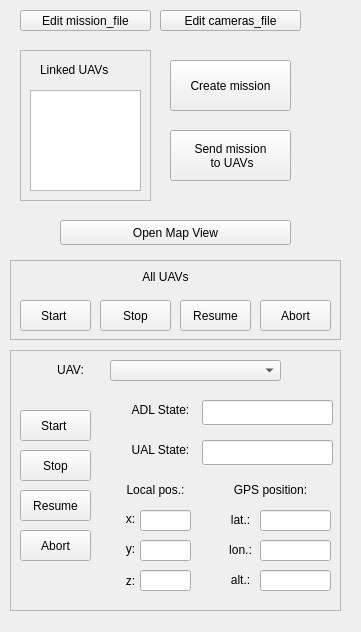
The window that src/gcs_plugin.ui (AlejandroCastillejo/safedrone_gui) describes before a commit, drawn with Qt 5.
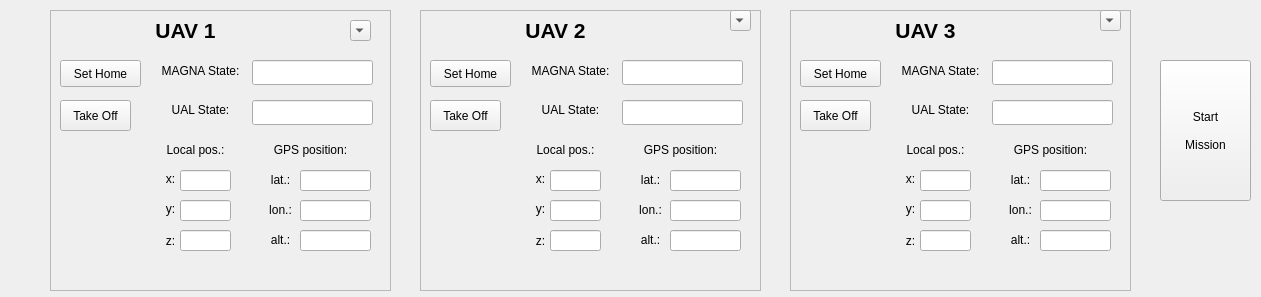
The same window after the commit.

What changed in the file:
```diff
--- a/src/gcs_plugin.ui
+++ b/src/gcs_plugin.ui
@@ -6,247 +6,59 @@
    <rect>
     <x>0</x>
     <y>0</y>
-    <width>361</width>
-    <height>632</height>
+    <width>1261</width>
+    <height>297</height>
    </rect>
   </property>
   <property name="windowTitle">
    <string>Form</string>
   </property>
-  <widget class="QPushButton" name="pushButton_CreateMission">
+  <widget class="QFrame" name="MissionControl_1">
    <property name="geometry">
     <rect>
-     <x>170</x>
-     <y>60</y>
-     <width>121</width>
-     <height>51</height>
+     <x>50</x>
+     <y>10</y>
+     <width>341</width>
+     <height>281</height>
     </rect>
    </property>
-   <property name="text">
-    <string>Create mission</string>
-   </property>
-  </widget>
-  <widget class="QFrame" name="MissionControl">
-   <property name="geometry">
-    <rect>
-     <x>10</x>
-     <y>260</y>
-     <width>331</width>
-     <height>80</height>
-    </rect>
-   </property>
    <property name="frameShape">
     <enum>QFrame::StyledPanel</enum>
    </property>
    <property name="frameShadow">
     <enum>QFrame::Raised</enum>
    </property>
-   <widget class="QPushButton" name="pushButton_StartMission">
+   <widget class="QPushButton" name="pushButton_TakeOff_1">
     <property name="geometry">
      <rect>
       <x>10</x>
-      <y>40</y>
+      <y>90</y>
       <width>71</width>
       <height>31</height>
      </rect>
     </property>
     <property name="text">
-     <string>Start </string>
-    </property>
-   </widget>
-   <widget class="QPushButton" name="pushButton_StopMission">
-    <property name="geometry">
-     <rect>
-      <x>90</x>
-      <y>40</y>
-      <width>71</width>
-      <height>31</height>
-     </rect>
-    </property>
-    <property name="text">
-     <string>Stop</string>
-    </property>
-   </widget>
-   <widget class="QPushButton" name="pushButton_ResumeMission">
-    <property name="geometry">
-     <rect>
-      <x>170</x>
-      <y>40</y>
-      <width>71</width>
-      <height>31</height>
-     </rect>
-    </property>
-    <property name="text">
-     <string>Resume</string>
-    </property>
-   </widget>
-   <widget class="QPushButton" name="pushButton_AbortMission">
-    <property name="geometry">
-     <rect>
-      <x>250</x>
-      <y>40</y>
-      <width>71</width>
-      <height>31</height>
-     </rect>
-    </property>
-    <property name="text">
-     <string>Abort</string>
-    </property>
-   </widget>
-   <widget class="QLabel" name="label_3">
-    <property name="geometry">
-     <rect>
-      <x>70</x>
-      <y>7</y>
-      <width>171</width>
-      <height>20</height>
-     </rect>
-    </property>
-    <property name="text">
-     <string>All UAVs</string>
-    </property>
-    <property name="textFormat">
-     <enum>Qt::AutoText</enum>
-    </property>
-    <property name="alignment">
-     <set>Qt::AlignCenter</set>
-    </property>
-    <property name="wordWrap">
-     <bool>false</bool>
-    </property>
-   </widget>
-  </widget>
-  <widget class="QPushButton" name="pushButton_SendMission">
-   <property name="geometry">
-    <rect>
-     <x>170</x>
-     <y>130</y>
-     <width>121</width>
-     <height>51</height>
-    </rect>
-   </property>
-   <property name="text">
-    <string>Send mission 
- to UAVs</string>
-   </property>
-  </widget>
-  <widget class="QFrame" name="frame">
-   <property name="geometry">
-    <rect>
-     <x>20</x>
-     <y>50</y>
-     <width>131</width>
-     <height>151</height>
-    </rect>
-   </property>
-   <property name="frameShape">
-    <enum>QFrame::StyledPanel</enum>
-   </property>
-   <property name="frameShadow">
-    <enum>QFrame::Raised</enum>
-   </property>
-   <widget class="QLabel" name="label_6">
-    <property name="geometry">
-     <rect>
-      <x>20</x>
-      <y>10</y>
-      <width>111</width>
-      <height>20</height>
-     </rect>
-    </property>
-    <property name="text">
-     <string>Linked UAVs</string>
-    </property>
-   </widget>
-   <widget class="QListWidget" name="uav_list_view">
-    <property name="geometry">
-     <rect>
-      <x>10</x>
-      <y>40</y>
-      <width>111</width>
-      <height>101</height>
-     </rect>
-    </property>
-   </widget>
-  </widget>
-  <widget class="QFrame" name="MissionControl_2">
-   <property name="geometry">
-    <rect>
-     <x>10</x>
-     <y>350</y>
-     <width>331</width>
-     <height>261</height>
-    </rect>
-   </property>
-   <property name="frameShape">
-    <enum>QFrame::StyledPanel</enum>
-   </property>
-   <property name="frameShadow">
-    <enum>QFrame::Raised</enum>
-   </property>
-   <widget class="QPushButton" name="pushButton_StartMission_2">
-    <property name="geometry">
-     <rect>
-      <x>10</x>
-      <y>60</y>
-      <width>71</width>
-      <height>31</height>
-     </rect>
-    </property>
-    <property name="text">
-     <string>Start </string>
-    </property>
-   </widget>
-   <widget class="QPushButton" name="pushButton_StopMission_2">
-    <property name="geometry">
-     <rect>
-      <x>10</x>
-      <y>100</y>
-      <width>71</width>
-      <height>31</height>
-     </rect>
-    </property>
-    <property name="text">
-     <string>Stop</string>
-    </property>
-   </widget>
-   <widget class="QPushButton" name="pushButton_ResumeMission_2">
-    <property name="geometry">
-     <rect>
-      <x>10</x>
-      <y>140</y>
-      <width>71</width>
-      <height>31</height>
-     </rect>
-    </property>
-    <property name="text">
-     <string>Resume</string>
-    </property>
-   </widget>
-   <widget class="QPushButton" name="pushButton_AbortMission_2">
-    <property name="geometry">
-     <rect>
-      <x>10</x>
-      <y>180</y>
-      <width>71</width>
-      <height>31</height>
-     </rect>
-    </property>
-    <property name="text">
-     <string>Abort</string>
+     <string>Take Off</string>
     </property>
    </widget>
    <widget class="QLabel" name="label_27">
     <property name="geometry">
      <rect>
       <x>40</x>
-      <y>10</y>
-      <width>41</width>
-      <height>20</height>
+      <y>0</y>
+      <width>191</width>
+      <height>41</height>
      </rect>
     </property>
+    <property name="lineWidth">
+     <number>2</number>
+    </property>
     <property name="text">
-     <string>UAV:</string>
+     <string>&lt;!DOCTYPE HTML PUBLIC &quot;-//W3C//DTD HTML 4.0//EN&quot; &quot;http://www.w3.org/TR/REC-html40/strict.dtd&quot;&gt;
+&lt;html&gt;&lt;head&gt;&lt;meta name=&quot;qrichtext&quot; content=&quot;1&quot; /&gt;&lt;style type=&quot;text/css&quot;&gt;
+p, li { white-space: pre-wrap; }
+&lt;/style&gt;&lt;/head&gt;&lt;body style=&quot; font-family:'Ubuntu'; font-size:11pt; font-weight:400; font-style:normal;&quot;&gt;
+&lt;p align=&quot;center&quot; dir='rtl' style=&quot; margin-top:12px; margin-bottom:12px; margin-left:0px; margin-right:0px; -qt-block-indent:0; text-indent:0px;&quot;&gt;&lt;span style=&quot; font-size:16pt; font-weight:600;&quot;&gt;UAV 1&lt;/span&gt;&lt;/p&gt;&lt;/body&gt;&lt;/html&gt;</string>
     </property>
     <property name="textFormat">
      <enum>Qt::AutoText</enum>
@@ -257,13 +69,16 @@
     <property name="wordWrap">
      <bool>false</bool>
     </property>
+    <property name="indent">
+     <number>-3</number>
+    </property>
    </widget>
    <widget class="QComboBox" name="uav_selection_Box">
     <property name="geometry">
      <rect>
-      <x>100</x>
+      <x>300</x>
       <y>10</y>
-      <width>171</width>
+      <width>21</width>
       <height>21</height>
      </rect>
     </property>
@@ -284,7 +99,7 @@
      <set>Qt::AlignCenter</set>
     </property>
    </widget>
-   <widget class="QLineEdit" name="getPosePy">
+   <widget class="QLineEdit" name="getPosePy_1">
     <property name="geometry">
      <rect>
       <x>130</x>
@@ -305,7 +120,7 @@
      <bool>true</bool>
     </property>
    </widget>
-   <widget class="QLineEdit" name="getPosePz">
+   <widget class="QLineEdit" name="getPosePz_1">
     <property name="geometry">
      <rect>
       <x>130</x>
@@ -326,7 +141,7 @@
      <bool>true</bool>
     </property>
    </widget>
-   <widget class="QLineEdit" name="getPosePx">
+   <widget class="QLineEdit" name="getPosePx_1">
     <property name="geometry">
      <rect>
       <x>130</x>
@@ -401,11 +216,11 @@
       <x>100</x>
       <y>50</y>
       <width>101</width>
-      <height>20</height>
+      <height>21</height>
      </rect>
     </property>
     <property name="text">
-     <string>ADL State:</string>
+     <string>MAGNA State:</string>
     </property>
     <property name="alignment">
      <set>Qt::AlignCenter</set>
@@ -443,7 +258,7 @@
      <set>Qt::AlignCenter</set>
     </property>
    </widget>
-   <widget class="QLineEdit" name="getLong">
+   <widget class="QLineEdit" name="getLong_1">
     <property name="geometry">
      <rect>
       <x>250</x>
@@ -464,7 +279,7 @@
      <bool>true</bool>
     </property>
    </widget>
-   <widget class="QLineEdit" name="getLat">
+   <widget class="QLineEdit" name="getLat_1">
     <property name="geometry">
      <rect>
       <x>250</x>
@@ -501,12 +316,12 @@
      <set>Qt::AlignCenter</set>
     </property>
    </widget>
-   <widget class="QLineEdit" name="getAdlState">
+   <widget class="QLineEdit" name="getAdlState_1">
     <property name="geometry">
      <rect>
-      <x>192</x>
+      <x>202</x>
       <y>50</y>
-      <width>131</width>
+      <width>121</width>
       <height>25</height>
      </rect>
     </property>
@@ -514,7 +329,7 @@
      <bool>true</bool>
     </property>
    </widget>
-   <widget class="QLineEdit" name="getAlt">
+   <widget class="QLineEdit" name="getAlt_1">
     <property name="geometry">
      <rect>
       <x>250</x>
@@ -551,12 +366,12 @@
      <set>Qt::AlignCenter</set>
     </property>
    </widget>
-   <widget class="QLineEdit" name="getUalState">
+   <widget class="QLineEdit" name="getUalState_1">
     <property name="geometry">
      <rect>
-      <x>192</x>
+      <x>202</x>
       <y>90</y>
-      <width>131</width>
+      <width>121</width>
       <height>25</height>
      </rect>
     </property>
@@ -580,44 +395,825 @@
      <set>Qt::AlignCenter</set>
     </property>
    </widget>
+   <widget class="QPushButton" name="pushButton">
+    <property name="geometry">
+     <rect>
+      <x>10</x>
+      <y>50</y>
+      <width>81</width>
+      <height>27</height>
+     </rect>
+    </property>
+    <property name="text">
+     <string>Set Home</string>
+    </property>
+   </widget>
   </widget>
-  <widget class="QPushButton" name="pushButton_EditMissionFile">
+  <widget class="QFrame" name="MissionControl_2">
    <property name="geometry">
     <rect>
-     <x>20</x>
+     <x>420</x>
      <y>10</y>
-     <width>131</width>
-     <height>21</height>
+     <width>341</width>
+     <height>281</height>
     </rect>
    </property>
-   <property name="text">
-    <string>Edit mission_file</string>
+   <property name="frameShape">
+    <enum>QFrame::StyledPanel</enum>
    </property>
+   <property name="frameShadow">
+    <enum>QFrame::Raised</enum>
+   </property>
+   <widget class="QPushButton" name="pushButton_TakeOff_2">
+    <property name="geometry">
+     <rect>
+      <x>10</x>
+      <y>90</y>
+      <width>71</width>
+      <height>31</height>
+     </rect>
+    </property>
+    <property name="text">
+     <string>Take Off</string>
+    </property>
+   </widget>
+   <widget class="QComboBox" name="uav_selection_Box_2">
+    <property name="geometry">
+     <rect>
+      <x>310</x>
+      <y>0</y>
+      <width>21</width>
+      <height>21</height>
+     </rect>
+    </property>
+   </widget>
+   <widget class="QLabel" name="label_40">
+    <property name="geometry">
+     <rect>
+      <x>100</x>
+      <y>130</y>
+      <width>91</width>
+      <height>20</height>
+     </rect>
+    </property>
+    <property name="text">
+     <string>Local pos.:</string>
+    </property>
+    <property name="alignment">
+     <set>Qt::AlignCenter</set>
+    </property>
+   </widget>
+   <widget class="QLineEdit" name="getPosePy_2">
+    <property name="geometry">
+     <rect>
+      <x>130</x>
+      <y>190</y>
+      <width>51</width>
+      <height>21</height>
+     </rect>
+    </property>
+    <property name="font">
+     <font>
+      <pointsize>10</pointsize>
+     </font>
+    </property>
+    <property name="alignment">
+     <set>Qt::AlignCenter</set>
+    </property>
+    <property name="readOnly">
+     <bool>true</bool>
+    </property>
+   </widget>
+   <widget class="QLineEdit" name="getPosePz_2">
+    <property name="geometry">
+     <rect>
+      <x>130</x>
+      <y>220</y>
+      <width>51</width>
+      <height>21</height>
+     </rect>
+    </property>
+    <property name="font">
+     <font>
+      <pointsize>10</pointsize>
+     </font>
+    </property>
+    <property name="alignment">
+     <set>Qt::AlignCenter</set>
+    </property>
+    <property name="readOnly">
+     <bool>true</bool>
+    </property>
+   </widget>
+   <widget class="QLineEdit" name="getPosePx_2">
+    <property name="geometry">
+     <rect>
+      <x>130</x>
+      <y>160</y>
+      <width>51</width>
+      <height>21</height>
+     </rect>
+    </property>
+    <property name="font">
+     <font>
+      <pointsize>10</pointsize>
+     </font>
+    </property>
+    <property name="alignment">
+     <set>Qt::AlignCenter</set>
+    </property>
+    <property name="readOnly">
+     <bool>true</bool>
+    </property>
+   </widget>
+   <widget class="QLabel" name="label_52">
+    <property name="geometry">
+     <rect>
+      <x>110</x>
+      <y>220</y>
+      <width>21</width>
+      <height>21</height>
+     </rect>
+    </property>
+    <property name="text">
+     <string>z:</string>
+    </property>
+    <property name="alignment">
+     <set>Qt::AlignCenter</set>
+    </property>
+   </widget>
+   <widget class="QLabel" name="label_53">
+    <property name="geometry">
+     <rect>
+      <x>110</x>
+      <y>190</y>
+      <width>21</width>
+      <height>17</height>
+     </rect>
+    </property>
+    <property name="text">
+     <string>y:</string>
+    </property>
+    <property name="alignment">
+     <set>Qt::AlignCenter</set>
+    </property>
+   </widget>
+   <widget class="QLabel" name="label_54">
+    <property name="geometry">
+     <rect>
+      <x>110</x>
+      <y>160</y>
+      <width>21</width>
+      <height>17</height>
+     </rect>
+    </property>
+    <property name="text">
+     <string>x:</string>
+    </property>
+    <property name="alignment">
+     <set>Qt::AlignCenter</set>
+    </property>
+   </widget>
+   <widget class="QLabel" name="label_55">
+    <property name="geometry">
+     <rect>
+      <x>100</x>
+      <y>50</y>
+      <width>101</width>
+      <height>21</height>
+     </rect>
+    </property>
+    <property name="text">
+     <string>MAGNA State:</string>
+    </property>
+    <property name="alignment">
+     <set>Qt::AlignCenter</set>
+    </property>
+   </widget>
+   <widget class="QLabel" name="label_56">
+    <property name="geometry">
+     <rect>
+      <x>210</x>
+      <y>130</y>
+      <width>101</width>
+      <height>20</height>
+     </rect>
+    </property>
+    <property name="text">
+     <string>GPS position:</string>
+    </property>
+    <property name="alignment">
+     <set>Qt::AlignCenter</set>
+    </property>
+   </widget>
+   <widget class="QLabel" name="label_57">
+    <property name="geometry">
+     <rect>
+      <x>210</x>
+      <y>190</y>
+      <width>41</width>
+      <height>20</height>
+     </rect>
+    </property>
+    <property name="text">
+     <string>lon.:</string>
+    </property>
+    <property name="alignment">
+     <set>Qt::AlignCenter</set>
+    </property>
+   </widget>
+   <widget class="QLineEdit" name="getLong_2">
+    <property name="geometry">
+     <rect>
+      <x>250</x>
+      <y>190</y>
+      <width>71</width>
+      <height>21</height>
+     </rect>
+    </property>
+    <property name="font">
+     <font>
+      <pointsize>10</pointsize>
+     </font>
+    </property>
+    <property name="alignment">
+     <set>Qt::AlignCenter</set>
+    </property>
+    <property name="readOnly">
+     <bool>true</bool>
+    </property>
+   </widget>
+   <widget class="QLineEdit" name="getLat_2">
+    <property name="geometry">
+     <rect>
+      <x>250</x>
+      <y>160</y>
+      <width>71</width>
+      <height>21</height>
+     </rect>
+    </property>
+    <property name="font">
+     <font>
+      <pointsize>10</pointsize>
+     </font>
+    </property>
+    <property name="alignment">
+     <set>Qt::AlignCenter</set>
+    </property>
+    <property name="readOnly">
+     <bool>true</bool>
+    </property>
+   </widget>
+   <widget class="QLabel" name="label_58">
+    <property name="geometry">
+     <rect>
+      <x>210</x>
+      <y>160</y>
+      <width>41</width>
+      <height>20</height>
+     </rect>
+    </property>
+    <property name="text">
+     <string>lat.:</string>
+    </property>
+    <property name="alignment">
+     <set>Qt::AlignCenter</set>
+    </property>
+   </widget>
+   <widget class="QLineEdit" name="getAdlState_2">
+    <property name="geometry">
+     <rect>
+      <x>202</x>
+      <y>50</y>
+      <width>121</width>
+      <height>25</height>
+     </rect>
+    </property>
+    <property name="readOnly">
+     <bool>true</bool>
+    </property>
+   </widget>
+   <widget class="QLineEdit" name="getAlt_2">
+    <property name="geometry">
+     <rect>
+      <x>250</x>
+      <y>220</y>
+      <width>71</width>
+      <height>21</height>
+     </rect>
+    </property>
+    <property name="font">
+     <font>
+      <pointsize>10</pointsize>
+     </font>
+    </property>
+    <property name="alignment">
+     <set>Qt::AlignCenter</set>
+    </property>
+    <property name="readOnly">
+     <bool>true</bool>
+    </property>
+   </widget>
+   <widget class="QLabel" name="label_59">
+    <property name="geometry">
+     <rect>
+      <x>210</x>
+      <y>220</y>
+      <width>41</width>
+      <height>20</height>
+     </rect>
+    </property>
+    <property name="text">
+     <string>alt.:</string>
+    </property>
+    <property name="alignment">
+     <set>Qt::AlignCenter</set>
+    </property>
+   </widget>
+   <widget class="QLineEdit" name="getUalState_2">
+    <property name="geometry">
+     <rect>
+      <x>202</x>
+      <y>90</y>
+      <width>121</width>
+      <height>25</height>
+     </rect>
+    </property>
+    <property name="readOnly">
+     <bool>true</bool>
+    </property>
+   </widget>
+   <widget class="QLabel" name="label_60">
+    <property name="geometry">
+     <rect>
+      <x>110</x>
+      <y>90</y>
+      <width>81</width>
+      <height>20</height>
+     </rect>
+    </property>
+    <property name="text">
+     <string>UAL State:</string>
+    </property>
+    <property name="alignment">
+     <set>Qt::AlignCenter</set>
+    </property>
+   </widget>
+   <widget class="QLabel" name="label_28">
+    <property name="geometry">
+     <rect>
+      <x>40</x>
+      <y>0</y>
+      <width>191</width>
+      <height>41</height>
+     </rect>
+    </property>
+    <property name="lineWidth">
+     <number>2</number>
+    </property>
+    <property name="text">
+     <string>&lt;!DOCTYPE HTML PUBLIC &quot;-//W3C//DTD HTML 4.0//EN&quot; &quot;http://www.w3.org/TR/REC-html40/strict.dtd&quot;&gt;
+&lt;html&gt;&lt;head&gt;&lt;meta name=&quot;qrichtext&quot; content=&quot;1&quot; /&gt;&lt;style type=&quot;text/css&quot;&gt;
+p, li { white-space: pre-wrap; }
+&lt;/style&gt;&lt;/head&gt;&lt;body style=&quot; font-family:'Ubuntu'; font-size:11pt; font-weight:400; font-style:normal;&quot;&gt;
+&lt;p align=&quot;center&quot; dir='rtl' style=&quot; margin-top:12px; margin-bottom:12px; margin-left:0px; margin-right:0px; -qt-block-indent:0; text-indent:0px;&quot;&gt;&lt;span style=&quot; font-size:16pt; font-weight:600;&quot;&gt;UAV 2&lt;/span&gt;&lt;/p&gt;&lt;/body&gt;&lt;/html&gt;</string>
+    </property>
+    <property name="textFormat">
+     <enum>Qt::AutoText</enum>
+    </property>
+    <property name="alignment">
+     <set>Qt::AlignCenter</set>
+    </property>
+    <property name="wordWrap">
+     <bool>false</bool>
+    </property>
+    <property name="indent">
+     <number>-3</number>
+    </property>
+   </widget>
+   <widget class="QPushButton" name="pushButton_SetHome_2">
+    <property name="geometry">
+     <rect>
+      <x>10</x>
+      <y>50</y>
+      <width>81</width>
+      <height>27</height>
+     </rect>
+    </property>
+    <property name="text">
+     <string>Set Home</string>
+    </property>
+   </widget>
   </widget>
-  <widget class="QPushButton" name="pushButton_EditCamerasFile">
+  <widget class="QFrame" name="MissionControl_3">
    <property name="geometry">
     <rect>
-     <x>160</x>
+     <x>790</x>
      <y>10</y>
-     <width>141</width>
-     <height>21</height>
+     <width>341</width>
+     <height>281</height>
     </rect>
    </property>
-   <property name="text">
-    <string>Edit cameras_file</string>
+   <property name="frameShape">
+    <enum>QFrame::StyledPanel</enum>
    </property>
+   <property name="frameShadow">
+    <enum>QFrame::Raised</enum>
+   </property>
+   <widget class="QPushButton" name="pushButton_TakeOff_3">
+    <property name="geometry">
+     <rect>
+      <x>10</x>
+      <y>90</y>
+      <width>71</width>
+      <height>31</height>
+     </rect>
+    </property>
+    <property name="text">
+     <string>Take Off</string>
+    </property>
+   </widget>
+   <widget class="QComboBox" name="uav_selection_Box_3">
+    <property name="geometry">
+     <rect>
+      <x>310</x>
+      <y>0</y>
+      <width>21</width>
+      <height>21</height>
+     </rect>
+    </property>
+   </widget>
+   <widget class="QLabel" name="label_41">
+    <property name="geometry">
+     <rect>
+      <x>100</x>
+      <y>130</y>
+      <width>91</width>
+      <height>20</height>
+     </rect>
+    </property>
+    <property name="text">
+     <string>Local pos.:</string>
+    </property>
+    <property name="alignment">
+     <set>Qt::AlignCenter</set>
+    </property>
+   </widget>
+   <widget class="QLineEdit" name="getPosePy_3">
+    <property name="geometry">
+     <rect>
+      <x>130</x>
+      <y>190</y>
+      <width>51</width>
+      <height>21</height>
+     </rect>
+    </property>
+    <property name="font">
+     <font>
+      <pointsize>10</pointsize>
+     </font>
+    </property>
+    <property name="alignment">
+     <set>Qt::AlignCenter</set>
+    </property>
+    <property name="readOnly">
+     <bool>true</bool>
+    </property>
+   </widget>
+   <widget class="QLineEdit" name="getPosePz_3">
+    <property name="geometry">
+     <rect>
+      <x>130</x>
+      <y>220</y>
+      <width>51</width>
+      <height>21</height>
+     </rect>
+    </property>
+    <property name="font">
+     <font>
+      <pointsize>10</pointsize>
+     </font>
+    </property>
+    <property name="alignment">
+     <set>Qt::AlignCenter</set>
+    </property>
+    <property name="readOnly">
+     <bool>true</bool>
+    </property>
+   </widget>
+   <widget class="QLineEdit" name="getPosePx_3">
+    <property name="geometry">
+     <rect>
+      <x>130</x>
+      <y>160</y>
+      <width>51</width>
+      <height>21</height>
+     </rect>
+    </property>
+    <property name="font">
+     <font>
+      <pointsize>10</pointsize>
+     </font>
+    </property>
+    <property name="alignment">
+     <set>Qt::AlignCenter</set>
+    </property>
+    <property name="readOnly">
+     <bool>true</bool>
+    </property>
+   </widget>
+   <widget class="QLabel" name="label_61">
+    <property name="geometry">
+     <rect>
+      <x>110</x>
+      <y>220</y>
+      <width>21</width>
+      <height>21</height>
+     </rect>
+    </property>
+    <property name="text">
+     <string>z:</string>
+    </property>
+    <property name="alignment">
+     <set>Qt::AlignCenter</set>
+    </property>
+   </widget>
+   <widget class="QLabel" name="label_62">
+    <property name="geometry">
+     <rect>
+      <x>110</x>
+      <y>190</y>
+      <width>21</width>
+      <height>17</height>
+     </rect>
+    </property>
+    <property name="text">
+     <string>y:</string>
+    </property>
+    <property name="alignment">
+     <set>Qt::AlignCenter</set>
+    </property>
+   </widget>
+   <widget class="QLabel" name="label_63">
+    <property name="geometry">
+     <rect>
+      <x>110</x>
+      <y>160</y>
+      <width>21</width>
+      <height>17</height>
+     </rect>
+    </property>
+    <property name="text">
+     <string>x:</string>
+    </property>
+    <property name="alignment">
+     <set>Qt::AlignCenter</set>
+    </property>
+   </widget>
+   <widget class="QLabel" name="label_64">
+    <property name="geometry">
+     <rect>
+      <x>100</x>
+      <y>50</y>
+      <width>101</width>
+      <height>21</height>
+     </rect>
+    </property>
+    <property name="text">
+     <string>MAGNA State:</string>
+    </property>
+    <property name="alignment">
+     <set>Qt::AlignCenter</set>
+    </property>
+   </widget>
+   <widget class="QLabel" name="label_65">
+    <property name="geometry">
+     <rect>
+      <x>210</x>
+      <y>130</y>
+      <width>101</width>
+      <height>20</height>
+     </rect>
+    </property>
+    <property name="text">
+     <string>GPS position:</string>
+    </property>
+    <property name="alignment">
+     <set>Qt::AlignCenter</set>
+    </property>
+   </widget>
+   <widget class="QLabel" name="label_66">
+    <property name="geometry">
+     <rect>
+      <x>210</x>
+      <y>190</y>
+      <width>41</width>
+      <height>20</height>
+     </rect>
+    </property>
+    <property name="text">
+     <string>lon.:</string>
+    </property>
+    <property name="alignment">
+     <set>Qt::AlignCenter</set>
+    </property>
+   </widget>
+   <widget class="QLineEdit" name="getLong_3">
+    <property name="geometry">
+     <rect>
+      <x>250</x>
+      <y>190</y>
+      <width>71</width>
+      <height>21</height>
+     </rect>
+    </property>
+    <property name="font">
+     <font>
+      <pointsize>10</pointsize>
+     </font>
+    </property>
+    <property name="alignment">
+     <set>Qt::AlignCenter</set>
+    </property>
+    <property name="readOnly">
+     <bool>true</bool>
+    </property>
+   </widget>
+   <widget class="QLineEdit" name="getLat_3">
+    <property name="geometry">
+     <rect>
+      <x>250</x>
+      <y>160</y>
+      <width>71</width>
+      <height>21</height>
+     </rect>
+    </property>
+    <property name="font">
+     <font>
+      <pointsize>10</pointsize>
+     </font>
+    </property>
+    <property name="alignment">
+     <set>Qt::AlignCenter</set>
+    </property>
+    <property name="readOnly">
+     <bool>true</bool>
+    </property>
+   </widget>
+   <widget class="QLabel" name="label_67">
+    <property name="geometry">
+     <rect>
+      <x>210</x>
+      <y>160</y>
+      <width>41</width>
+      <height>20</height>
+     </rect>
+    </property>
+    <property name="text">
+     <string>lat.:</string>
+    </property>
+    <property name="alignment">
+     <set>Qt::AlignCenter</set>
+    </property>
+   </widget>
+   <widget class="QLineEdit" name="getAdlState_3">
+    <property name="geometry">
+     <rect>
+      <x>202</x>
+      <y>50</y>
+      <width>121</width>
+      <height>25</height>
+     </rect>
+    </property>
+    <property name="readOnly">
+     <bool>true</bool>
+    </property>
+   </widget>
+   <widget class="QLineEdit" name="getAlt_3">
+    <property name="geometry">
+     <rect>
+      <x>250</x>
+      <y>220</y>
+      <width>71</width>
+      <height>21</height>
+     </rect>
+    </property>
+    <property name="font">
+     <font>
+      <pointsize>10</pointsize>
+     </font>
+    </property>
+    <property name="alignment">
+     <set>Qt::AlignCenter</set>
+    </property>
+    <property name="readOnly">
+     <bool>true</bool>
+    </property>
+   </widget>
+   <widget class="QLabel" name="label_68">
+    <property name="geometry">
+     <rect>
+      <x>210</x>
+      <y>220</y>
+      <width>41</width>
+      <height>20</height>
+     </rect>
+    </property>
+    <property name="text">
+     <string>alt.:</string>
+    </property>
+    <property name="alignment">
+     <set>Qt::AlignCenter</set>
+    </property>
+   </widget>
+   <widget class="QLineEdit" name="getUalState_3">
+    <property name="geometry">
+     <rect>
+      <x>202</x>
+      <y>90</y>
+      <width>121</width>
+      <height>25</height>
+     </rect>
+    </property>
+    <property name="readOnly">
+     <bool>true</bool>
+    </property>
+   </widget>
+   <widget class="QLabel" name="label_69">
+    <property name="geometry">
+     <rect>
+      <x>110</x>
+      <y>90</y>
+      <width>81</width>
+      <height>20</height>
+     </rect>
+    </property>
+    <property name="text">
+     <string>UAL State:</string>
+    </property>
+    <property name="alignment">
+     <set>Qt::AlignCenter</set>
+    </property>
+   </widget>
+   <widget class="QLabel" name="label_29">
+    <property name="geometry">
+     <rect>
+      <x>40</x>
+      <y>0</y>
+      <width>191</width>
+      <height>41</height>
+     </rect>
+    </property>
+    <property name="lineWidth">
+     <number>2</number>
+    </property>
+    <property name="text">
+     <string>&lt;!DOCTYPE HTML PUBLIC &quot;-//W3C//DTD HTML 4.0//EN&quot; &quot;http://www.w3.org/TR/REC-html40/strict.dtd&quot;&gt;
+&lt;html&gt;&lt;head&gt;&lt;meta name=&quot;qrichtext&quot; content=&quot;1&quot; /&gt;&lt;style type=&quot;text/css&quot;&gt;
+p, li { white-space: pre-wrap; }
+&lt;/style&gt;&lt;/head&gt;&lt;body style=&quot; font-family:'Ubuntu'; font-size:11pt; font-weight:400; font-style:normal;&quot;&gt;
+&lt;p align=&quot;center&quot; dir='rtl' style=&quot; margin-top:12px; margin-bottom:12px; margin-left:0px; margin-right:0px; -qt-block-indent:0; text-indent:0px;&quot;&gt;&lt;span style=&quot; font-size:16pt; font-weight:600;&quot;&gt;UAV 3&lt;/span&gt;&lt;/p&gt;&lt;/body&gt;&lt;/html&gt;</string>
+    </property>
+    <property name="textFormat">
+     <enum>Qt::AutoText</enum>
+    </property>
+    <property name="alignment">
+     <set>Qt::AlignCenter</set>
+    </property>
+    <property name="wordWrap">
+     <bool>false</bool>
+    </property>
+    <property name="indent">
+     <number>-3</number>
+    </property>
+   </widget>
+   <widget class="QPushButton" name="pushButton_SetHome_3">
+    <property name="geometry">
+     <rect>
+      <x>10</x>
+      <y>50</y>
+      <width>81</width>
+      <height>27</height>
+     </rect>
+    </property>
+    <property name="text">
+     <string>Set Home</string>
+    </property>
+   </widget>
   </widget>
-  <widget class="QPushButton" name="pushButton_OpenMapView">
+  <widget class="QPushButton" name="pushButton_StartMission">
    <property name="geometry">
     <rect>
-     <x>60</x>
-     <y>220</y>
-     <width>231</width>
-     <height>25</height>
+     <x>1160</x>
+     <y>60</y>
+     <width>91</width>
+     <height>141</height>
     </rect>
    </property>
    <property name="text">
-    <string>Open Map View</string>
+    <string>Start 
+
+Mission</string>
    </property>
   </widget>
  </widget>
```
